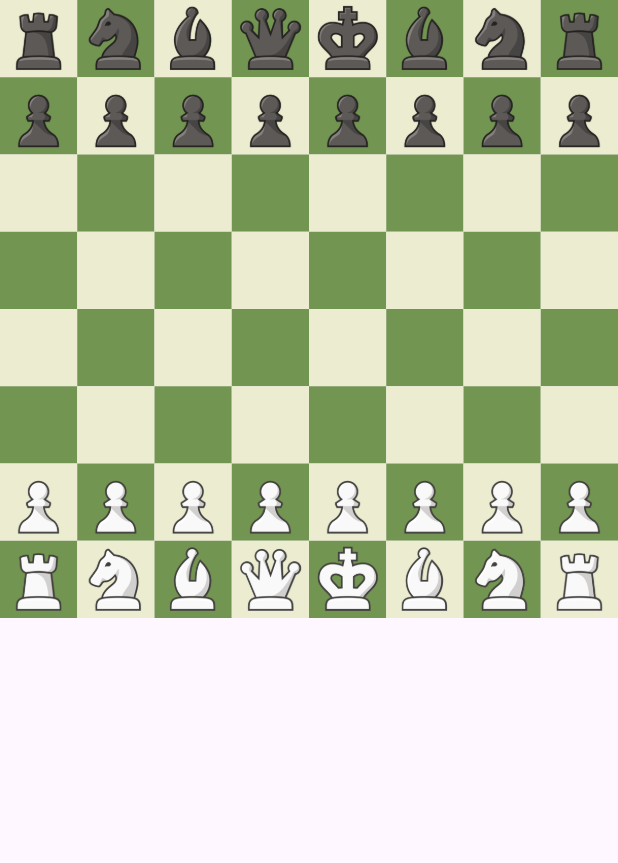
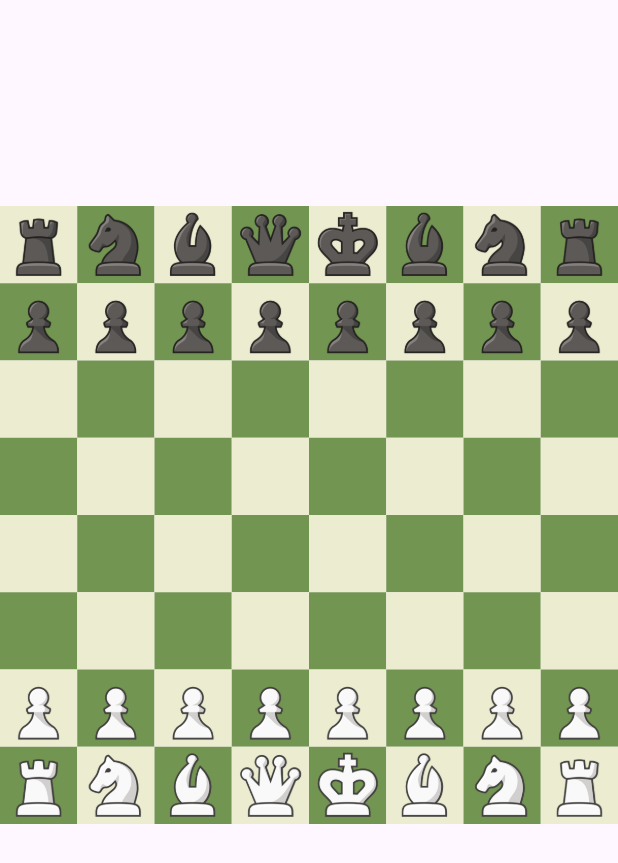
Before and after one commit to 4bhisheksharma/flutter-chess, a Flutter app: the screen it shows after launch, on a phone screen of 412 x 824 dp. Shown: the top 863 px of the screen. Run offline on Flutter 3.47's test engine with Material 3 defaults, Android fonts, the phone set to English and light mode, and no system bars.

Commit message:
Add logic for capturing pieces and display of captured pieces on the GameBoard

```diff
--- a/lib/game_board.dart
+++ b/lib/game_board.dart
@@ -1,4 +1,5 @@
 import 'package:chess/helper/helper_methods.dart';
+import 'package:chess/widgets/dead_piece.dart';
 import 'package:chess/widgets/piece.dart';
 import 'package:chess/widgets/square.dart';
 import 'package:flutter/material.dart';
@@ -24,7 +25,16 @@ class _GameBoardState extends State<GameBoard> {
   // so each move is represented as a list of [row, col] pairs
   List<List<int>> validMoves = [];
 
+  // a list of white pieces that have been killed by the black pieces
+  List<ChessPiece> capturedWhitePieces = [];
+
+  // a list of black pieces that have been killed by the white pieces
+  List<ChessPiece> capturedBlackPieces = [];
+
   void pieceSelected(int row, int col) {
+    //TODO:
+    //if player piece can kills the another player piece, that piece's square should be displayed red
+
     setState(() {
       // no piece is selected
       if (selectedPiece == null && board[row][col] != null) {
@@ -63,7 +73,10 @@ class _GameBoardState extends State<GameBoard> {
     ChessPiece? selectedPiece,
   ) {
     List<List<int>> candidateMoves = [];
-    int direction = selectedPiece!.isWhite ? -1 : 1;
+
+    if (selectedPiece == null) return candidateMoves;
+
+    int direction = selectedPiece.isWhite ? -1 : 1;
 
     switch (selectedPiece.type) {
       case ChessPieceType.pawn:
@@ -358,12 +371,24 @@ class _GameBoardState extends State<GameBoard> {
 
   //to move the pieces
   void movePiece(int newRow, int newCol) {
+    // if the new spot has an opponent piece
+    if (board[newRow][newCol] != null) {
+      var capturedPiece = board[newRow][newCol]!;
+      //adding to their places
+      if (capturedPiece.isWhite) {
+        capturedWhitePieces.add(capturedPiece);
+      } else {
+        capturedBlackPieces.add(capturedPiece);
+      }
+    }
+
     // move and clear the previous position
     board[newRow][newCol] = board[selectedRow][selectedCol];
     board[selectedRow][selectedCol] = null;
 
     // clear the selection
     setState(() {
+      selectedPiece = null;
       selectedRow = -1;
       selectedCol = -1;
       validMoves = [];
@@ -373,7 +398,25 @@ class _GameBoardState extends State<GameBoard> {
   @override
   Widget build(BuildContext context) {
     return Scaffold(
-      body: GridView.builder(
+      body: Column(
+        children: [
+          // here are the white pieces taken
+          Expanded(
+            child: GridView.builder(
+              gridDelegate: const SliverGridDelegateWithFixedCrossAxisCount(
+                crossAxisCount: 8,
+              ),
+              itemCount: capturedWhitePieces.length,
+              itemBuilder: (context, index) => DeadPiece(
+                imagePath: capturedWhitePieces[index].imagePath,
+                isWhite: true,
+              ),
+            ),
+          ),
+
+          Expanded(
+            flex: 4,
+            child: GridView.builder(
               itemCount: 8 * 8,
               physics: const NeverScrollableScrollPhysics(),
               gridDelegate: const SliverGridDelegateWithFixedCrossAxisCount(
@@ -405,6 +448,23 @@ class _GameBoardState extends State<GameBoard> {
                 );
               },
             ),
+          ),
+
+          // and here are the black pieces taken
+          Expanded(
+            child: GridView.builder(
+              gridDelegate: const SliverGridDelegateWithFixedCrossAxisCount(
+                crossAxisCount: 8,
+              ),
+              itemCount: capturedBlackPieces.length,
+              itemBuilder: (context, index) => DeadPiece(
+                imagePath: capturedBlackPieces[index].imagePath,
+                isWhite: false,
+              ),
+            ),
+          ),
+        ],
+      ),
     );
   }
 }
--- a/lib/main.dart
+++ b/lib/main.dart
@@ -11,9 +11,6 @@ class MyApp extends StatelessWidget {
   // This widget is the root of your application.
   @override
   Widget build(BuildContext context) {
-    return MaterialApp(
-      debugShowCheckedModeBanner: false,
-      home: Center(child: GameBoard()),
-    );
+    return MaterialApp(debugShowCheckedModeBanner: false, home: GameBoard());
   }
 }
--- a/lib/widgets/square.dart
+++ b/lib/widgets/square.dart
@@ -35,7 +35,7 @@ class Square extends StatelessWidget {
       child: Container(
         color: squareColor,
 
-        // if it is valid move make the valid move indicator a small circle and remove square color
+        // if it is valid move make the valid move indicator a small circle
         child: piece != null
             ? Image.asset(piece!.imagePath, fit: BoxFit.contain)
             : isValidMove
```
Also changed, not shown: lib/widgets/dead_piece.dart (added, +12 -0 lines). Lines whose indentation alone changed are shown as unchanged.
